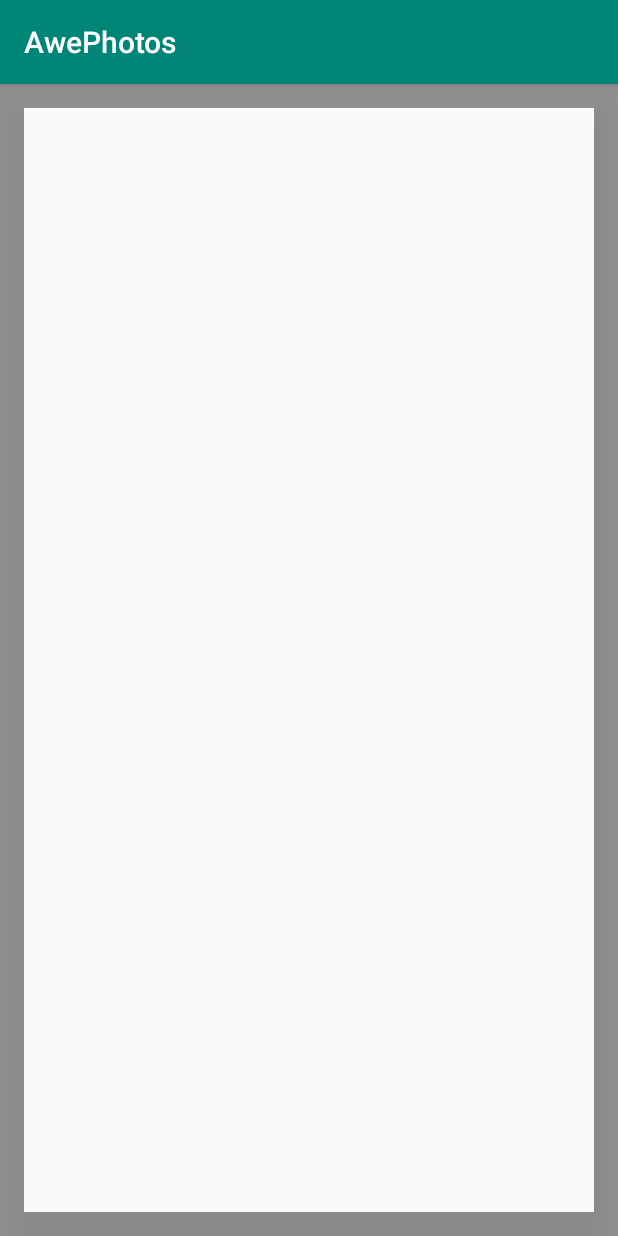
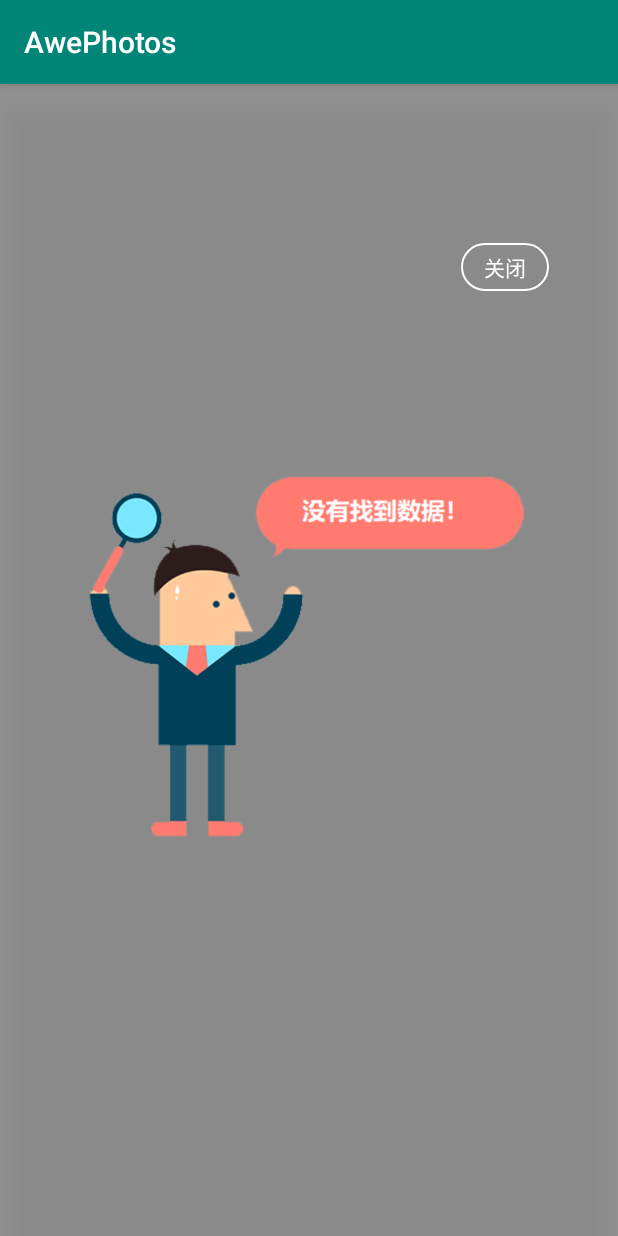
Before and after one commit to zhongwcool/AwePhotos, an Android app: the fragment GalleryFragment shown on its own in the app's theme, on a phone screen of 412 x 824 dp. Run offline under Robolectric (Android 15) with nearby library versions, the phone set to English and light mode, and no system bars.

Commit message:
增加没有数据时的提示页面

```diff
--- a/photos/build.gradle
+++ b/photos/build.gradle
@@ -45,12 +45,12 @@ android {
 dependencies {
     implementation fileTree(include: ['*.jar'], dir: 'libs')
     implementation 'androidx.appcompat:appcompat:1.1.0-alpha04'
-    implementation 'androidx.constraintlayout:constraintlayout:2.0.0-alpha4'
-    implementation 'com.google.android.material:material:1.1.0-alpha05'
+    implementation 'androidx.constraintlayout:constraintlayout:2.0.0-alpha5'
+    implementation 'com.google.android.material:material:1.1.0-alpha06'
     implementation 'androidx.legacy:legacy-support-v4:1.0.0'
     testImplementation 'junit:junit:4.13-beta-2'
-    androidTestImplementation 'androidx.test:runner:1.2.0-alpha04'
-    androidTestImplementation 'androidx.test.espresso:espresso-core:3.2.0-alpha04'
+    androidTestImplementation 'androidx.test:runner:1.2.0-alpha05'
+    androidTestImplementation 'androidx.test.espresso:espresso-core:3.2.0-alpha05'
 
     implementation 'com.github.bumptech.glide:glide:4.9.0'
     annotationProcessor 'com.github.bumptech.glide:compiler:4.9.0'
--- a/photos/src/main/java/com/alex/photos/bean/PhotoBean.java
+++ b/photos/src/main/java/com/alex/photos/bean/PhotoBean.java
@@ -15,7 +15,7 @@ public class PhotoBean implements Parcelable {
 
     @IntDef({TYPE_HEAD, TYPE_BODY})
     @Retention(RetentionPolicy.SOURCE)
-    public @interface DataType {
+    @interface DataType {
     }
 
     private String path;
@@ -39,7 +39,7 @@ public class PhotoBean implements Parcelable {
     public PhotoBean(String path, String name, long time, int mediaType, long size, int height, int width, int id, String parentDir) {
         this.path = path;
         this.name = name;
-        if (!TextUtils.isEmpty(name) && name.indexOf(".") != -1) {
+        if (!TextUtils.isEmpty(name) && name.contains(".")) {
             this.extension = name.substring(name.lastIndexOf("."));
         } else {
             this.extension = "null";
--- a/photos/src/main/java/com/alex/photos/piece/GalleryFragment.java
+++ b/photos/src/main/java/com/alex/photos/piece/GalleryFragment.java
@@ -32,7 +32,8 @@ public class GalleryFragment extends Fragment implements DataWithHeadLoader.Load
     private static final String ARG_COLUMN_COUNT = "column-count";
     private int mColumnCount = 4;
     private MyGalleryAdapter adapter;
-    private View loading;
+    private View MLoadingView;
+    private View mNoDataView;
     private RecyclerView recyclerView;
 
     /**
@@ -71,8 +72,10 @@ public class GalleryFragment extends Fragment implements DataWithHeadLoader.Load
     public View onCreateView(@NonNull LayoutInflater inflater, ViewGroup container,
                              Bundle savedInstanceState) {
         View view = inflater.inflate(R.layout.fragment_gallery, container, false);
-        loading = view.findViewById(R.id.progress);
+        MLoadingView = view.findViewById(R.id.progress);
+        mNoDataView = view.findViewById(R.id.iv_no_data);
         recyclerView = view.findViewById(R.id.list);
+        view.findViewById(R.id.action_close).setOnClickListener(v -> getActivity().onBackPressed());
         // Set the adapter
         //获取屏幕方向
         Configuration mConfiguration = getResources().getConfiguration(); //获取设置的配置信息
@@ -106,7 +109,7 @@ public class GalleryFragment extends Fragment implements DataWithHeadLoader.Load
     public void onStart() {
         super.onStart();
         recyclerView.setVisibility(View.INVISIBLE);
-        loading.setVisibility(View.VISIBLE);
+        MLoadingView.setVisibility(View.VISIBLE);
         LoaderManager.getInstance(this).restartLoader(1, null, new DataWithHeadLoader(getContext(), this));
     }
 
@@ -122,8 +125,12 @@ public class GalleryFragment extends Fragment implements DataWithHeadLoader.Load
 
     @Override
     public void onData(ArrayList<PhotoBean> list, List<Integer> headPositions) {
-        loading.setVisibility(View.GONE);
-        recyclerView.setVisibility(View.VISIBLE);
+        MLoadingView.setVisibility(View.GONE);
+        if (list.size() >= 1) {
+            recyclerView.setVisibility(View.VISIBLE);
+        } else {
+            mNoDataView.setVisibility(View.VISIBLE);
+        }
         adapter.updateAdapterList(list, headPositions);
     }
 }
--- a/photos/src/main/java/com/alex/photos/piece/MyPagerAdapter.java
+++ b/photos/src/main/java/com/alex/photos/piece/MyPagerAdapter.java
@@ -65,7 +65,7 @@ public class MyPagerAdapter extends PagerAdapter {
         Uri mediaUri = Uri.parse("file://" + bean.getPath());
         Glide.with(mContext)
                 .load(mediaUri)
-                .placeholder(R.drawable.placeholder)
+                .placeholder(R.drawable.img_place_holder)
                 .into(imageView);
 
         container.addView(view);
--- /dev/null
+++ b/photos/src/main/res/drawable-nodpi/bg_outline_rectangle.xml
@@ -0,0 +1,14 @@
+<?xml version="1.0" encoding="utf-8"?>
+<shape xmlns:android="http://schemas.android.com/apk/res/android"
+    android:shape="rectangle"
+    android:useLevel="false">
+
+    <solid android:color="@android:color/transparent" />
+
+    <stroke
+        android:width="1dp"
+        android:color="@color/white" />
+
+    <corners android:radius="20dp" />
+
+</shape>
--- a/photos/src/main/res/layout-land/fragment_gallery.xml
+++ b/photos/src/main/res/layout-land/fragment_gallery.xml
@@ -1,10 +1,11 @@
 <?xml version="1.0" encoding="utf-8"?>
 <androidx.coordinatorlayout.widget.CoordinatorLayout xmlns:android="http://schemas.android.com/apk/res/android"
+    xmlns:app="http://schemas.android.com/apk/res-auto"
     xmlns:tools="http://schemas.android.com/tools"
     android:layout_width="match_parent"
     android:layout_height="match_parent"
+    android:background="@color/translucent"
     android:elevation="20dp"
-    android:background="@color/translucent"
     tools:context=".piece.GalleryFragment">
 
     <ProgressBar
@@ -14,17 +15,52 @@
         android:layout_gravity="center"
         android:visibility="invisible" />
 
-    <androidx.recyclerview.widget.RecyclerView
-        android:id="@+id/list"
-        android:name=".GalleryFragment"
+    <androidx.coordinatorlayout.widget.CoordinatorLayout
         android:layout_width="match_parent"
         android:layout_height="match_parent"
         android:layout_marginStart="46dp"
+        android:layout_marginTop="16dp"
         android:layout_marginEnd="46dp"
-        android:layout_marginTop="16dp"
-        android:layout_marginBottom="16dp"
-        android:background="@color/grey_50"
-        android:visibility="gone"
-        tools:listitem="@layout/item_rv_media" />
+        android:layout_marginBottom="16dp">
+
+        <androidx.recyclerview.widget.RecyclerView
+            android:id="@+id/list"
+            android:layout_width="match_parent"
+            android:layout_height="match_parent"
+            android:background="@color/grey_50"
+            android:visibility="gone"
+            tools:listitem="@layout/item_rv_media" />
+
+        <RelativeLayout
+            android:id="@+id/iv_no_data"
+            android:layout_width="match_parent"
+            android:layout_height="match_parent"
+            android:visibility="gone">
+
+            <ImageView
+                android:id="@+id/anchor_main"
+                android:layout_width="match_parent"
+                android:layout_height="match_parent"
+                android:layout_gravity="center"
+                android:layout_margin="30dp"
+                app:srcCompat="@drawable/img_no_data" />
+
+            <TextView
+                android:id="@+id/action_close"
+                android:background="@drawable/bg_outline_rectangle"
+                android:layout_width="wrap_content"
+                android:layout_height="wrap_content"
+                android:layout_alignBottom="@+id/anchor_main"
+                android:layout_alignEnd="@+id/anchor_main"
+                android:layout_marginEnd="60dp"
+                android:layout_marginBottom="20dp"
+                android:paddingEnd="15dp"
+                android:paddingStart="15dp"
+                android:paddingTop="5dp"
+                android:paddingBottom="5dp"
+                android:text="关闭"
+                android:textColor="@color/white" />
+        </RelativeLayout>
+    </androidx.coordinatorlayout.widget.CoordinatorLayout>
 
 </androidx.coordinatorlayout.widget.CoordinatorLayout>
--- a/photos/src/main/res/layout/fragment_gallery.xml
+++ b/photos/src/main/res/layout/fragment_gallery.xml
@@ -1,10 +1,11 @@
 <?xml version="1.0" encoding="utf-8"?>
 <androidx.coordinatorlayout.widget.CoordinatorLayout xmlns:android="http://schemas.android.com/apk/res/android"
+    xmlns:app="http://schemas.android.com/apk/res-auto"
     xmlns:tools="http://schemas.android.com/tools"
     android:layout_width="match_parent"
     android:layout_height="match_parent"
+    android:background="@color/translucent"
     android:elevation="20dp"
-    android:background="@color/translucent"
     tools:context=".piece.GalleryFragment">
 
     <ProgressBar
@@ -14,17 +15,51 @@
         android:layout_gravity="center"
         android:visibility="invisible" />
 
-    <androidx.recyclerview.widget.RecyclerView
-        android:id="@+id/list"
-        android:name=".GalleryFragment"
+    <androidx.coordinatorlayout.widget.CoordinatorLayout
         android:layout_width="match_parent"
         android:layout_height="match_parent"
         android:layout_marginStart="16dp"
+        android:layout_marginTop="16dp"
         android:layout_marginEnd="16dp"
-        android:layout_marginTop="16dp"
-        android:layout_marginBottom="16dp"
-        android:background="@color/grey_50"
-        android:visibility="gone"
-        tools:listitem="@layout/item_rv_media" />
+        android:layout_marginBottom="16dp">
+
+        <androidx.recyclerview.widget.RecyclerView
+            android:id="@+id/list"
+            android:layout_width="match_parent"
+            android:layout_height="match_parent"
+            android:background="@color/grey_50"
+            android:visibility="gone"
+            tools:listitem="@layout/item_rv_media" />
+
+        <RelativeLayout
+            android:id="@+id/iv_no_data"
+            android:layout_width="match_parent"
+            android:layout_height="match_parent"
+            android:visibility="gone">
+
+            <ImageView
+                android:id="@+id/anchor_main"
+                android:layout_width="match_parent"
+                android:layout_height="match_parent"
+                android:layout_gravity="center"
+                android:layout_margin="30dp"
+                app:srcCompat="@drawable/img_no_data" />
+
+            <TextView
+                android:id="@+id/action_close"
+                android:layout_width="wrap_content"
+                android:layout_height="wrap_content"
+                android:background="@drawable/bg_outline_rectangle"
+                android:layout_alignTop="@+id/anchor_main"
+                android:layout_alignEnd="@+id/anchor_main"
+                android:layout_marginTop="60dp"
+                android:paddingEnd="15dp"
+                android:paddingStart="15dp"
+                android:paddingTop="5dp"
+                android:paddingBottom="5dp"
+                android:text="关闭"
+                android:textColor="@color/white" />
+        </RelativeLayout>
+    </androidx.coordinatorlayout.widget.CoordinatorLayout>
 
 </androidx.coordinatorlayout.widget.CoordinatorLayout>
--- a/photos/src/main/res/layout/item_rv_media.xml
+++ b/photos/src/main/res/layout/item_rv_media.xml
@@ -11,7 +11,7 @@
         android:layout_width="match_parent"
         android:layout_height="match_parent"
         android:scaleType="centerCrop"
-        app:srcCompat="@drawable/placeholder" />
+        app:srcCompat="@drawable/img_place_holder" />
 
     <RelativeLayout
         android:id="@+id/rl_video_info"
--- a/sample/build.gradle
+++ b/sample/build.gradle
@@ -25,10 +25,10 @@ android {
 dependencies {
     implementation fileTree(include: ['*.jar'], dir: 'libs')
     implementation 'androidx.appcompat:appcompat:1.1.0-alpha04'
-    implementation 'androidx.constraintlayout:constraintlayout:2.0.0-alpha4'
-    implementation 'com.google.android.material:material:1.1.0-alpha05'
+    implementation 'androidx.constraintlayout:constraintlayout:2.0.0-alpha5'
+    implementation 'com.google.android.material:material:1.1.0-alpha06'
     testImplementation 'junit:junit:4.13-beta-2'
-    androidTestImplementation 'androidx.test:runner:1.2.0-alpha03'
-    androidTestImplementation 'androidx.test.espresso:espresso-core:3.2.0-alpha03'
+    androidTestImplementation 'androidx.test:runner:1.2.0-alpha05'
+    androidTestImplementation 'androidx.test.espresso:espresso-core:3.2.0-alpha05'
     implementation project(path: ':photos')
 }
```
Also changed, not shown: photos/src/main/res/drawable/img_no_data.png (added), photos/src/main/res/drawable/img_place_holder.png (renamed from photos/src/main/res/drawable/placeholder.png).
